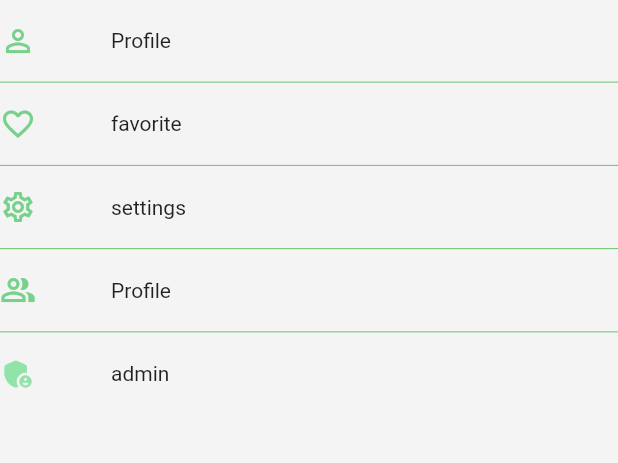
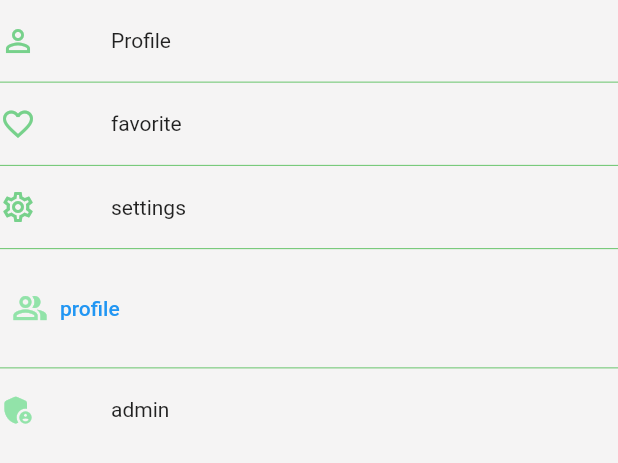
Before and after one commit to Mohamed-Ash/fashion_style, a Flutter app: the DrawerWidget widget shown alone on an empty page, opened directly, on a phone screen of 412 x 824 dp. Shown: the top 463 px of the screen. Run offline on Flutter 3.47's test engine with Material 2 defaults, Android fonts, the phone set to English and light mode, and no system bars; our stand-ins replace bloc, carousel_slider, firebase_auth, firebase_core, flutter_bloc; accounts and stored records are empty; network calls fail.

Commit message:
Update drawer_widget.dart

```diff
--- a/lib/user/menu/drawer_widget/drawer_widget.dart
+++ b/lib/user/menu/drawer_widget/drawer_widget.dart
@@ -1,4 +1,4 @@
-// ignore_for_file: prefer_const_literals_to_create_immutables, prefer_const_constructors, unnecessary_null_comparison
+// ignore_for_file: prefer_const_literals_to_create_immutables, prefer_const_constructors, unnecessary_null_comparison, unrelated_type_equality_checks
 
 import 'package:fashion_style/core/router/string_route.dart';
 import 'package:fashion_style/core/theme/colors/colors_theme.dart';
@@ -12,11 +12,7 @@ class DrawerWidget extends StatelessWidget {
     return Column(
       crossAxisAlignment: CrossAxisAlignment.start,
       children: [
-      /* ListTile(
-        onLongPress: (){},
-        leading: Icon(  Icons.people_alt_outlined),
-        trailing: Text('Profile'),
-        ), */
+
         SizedBox(
           height: 15,
         ),
@@ -111,13 +107,16 @@ class DrawerWidget extends StatelessWidget {
           child: Flex(
             direction: Axis.horizontal,
             children: [
-              Icon(
+              TextButton.icon(
+                label: Text('profile'),
+                icon: Icon(
                   Icons.people_alt_outlined,
-                color: ColorsTheme.iconUnselect,
+                  color: Color.fromARGB(255, 146, 227, 169),
                 ),
-              SizedBox(  width: 50),
-              Text('Profile'),
-            ],
+                onPressed: () => Navigator.pushNamed(context, userProfilePage),
+                clipBehavior: Clip.antiAlias,
+              ),
+            ], //profile
           ),
         ),
         SizedBox(
@@ -130,6 +129,7 @@ class DrawerWidget extends StatelessWidget {
         SizedBox(
           height: 15,
         ),
+       // if(userCredential == "0MY3kAtFYaezb8TI4lKaJXArOeE3")
           InkWell(
             hoverColor:Colors.transparent,
             splashColor:Colors.transparent,
@@ -150,7 +150,6 @@ class DrawerWidget extends StatelessWidget {
               ],
             ),
           ),
-
       ],
     );
   }
```
Lines whose indentation alone changed are shown as unchanged.
